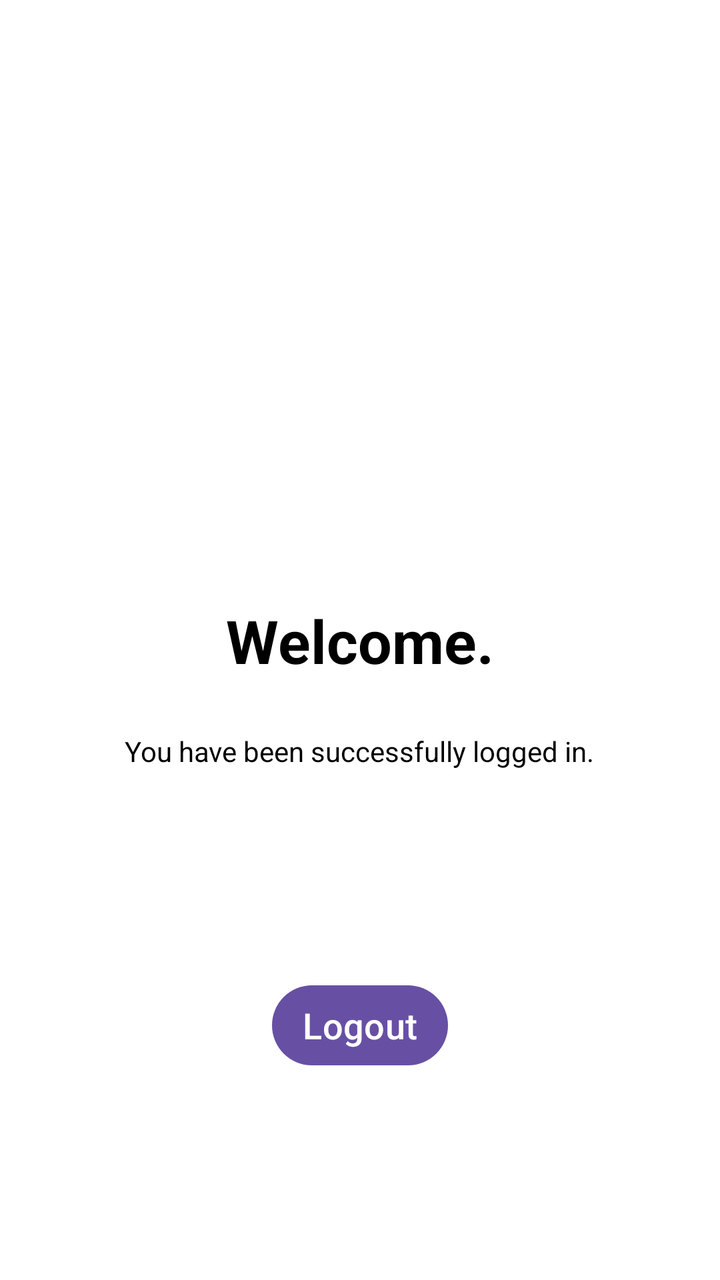
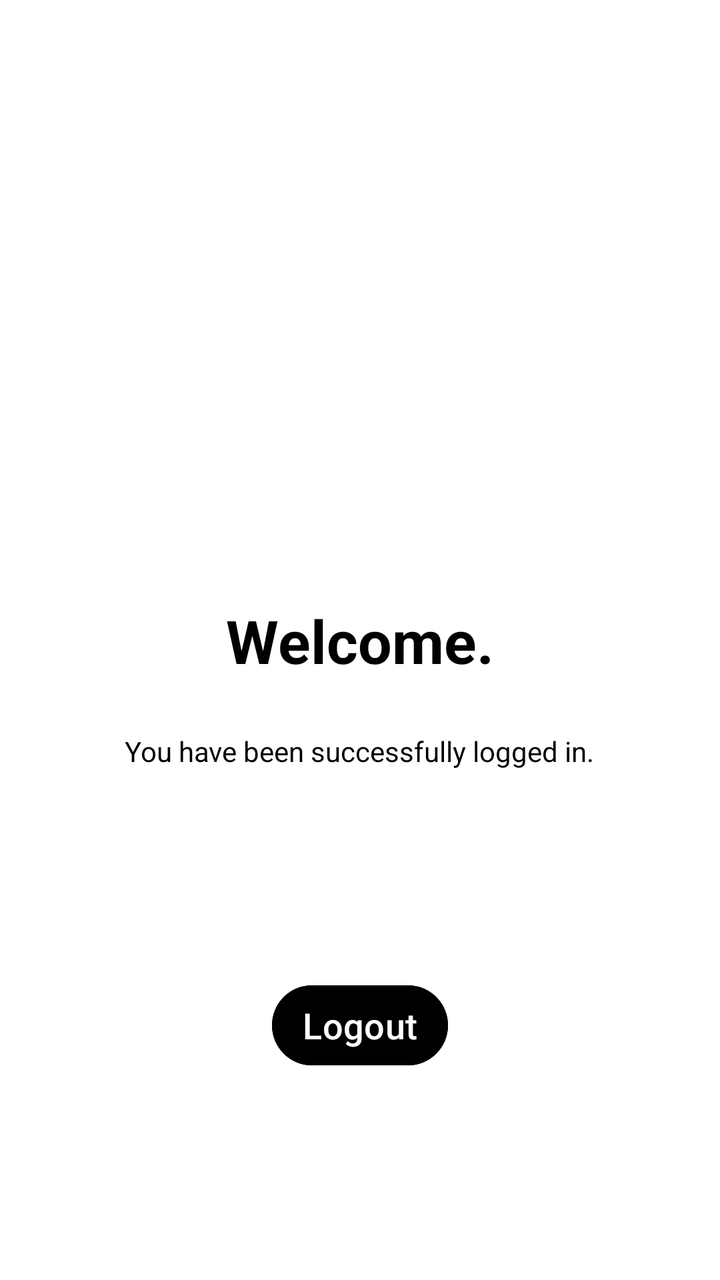

Screens rendered from an Android XML layout before and after an edit, with the pre-edit source and the edit as a unified diff.
<!-- AndroidManifest.xml: application theme Theme.FirebaseAuthenticationPractice -->
<!-- res/layout/activity_main.xml -->
<?xml version="1.0" encoding="utf-8"?>
<androidx.constraintlayout.widget.ConstraintLayout xmlns:android="http://schemas.android.com/apk/res/android"
    xmlns:app="http://schemas.android.com/apk/res-auto"
    xmlns:tools="http://schemas.android.com/tools"
    android:id="@+id/main"
    android:layout_width="match_parent"
    android:layout_height="match_parent"
    android:background="@color/white"
    tools:context=".MainActivity">


    <TextView
        android:id="@+id/textView4"
        android:layout_width="wrap_content"
        android:layout_height="wrap_content"
        android:text="Welcome."
        android:textSize="30dp"
        android:textColor="@color/black"
        android:textStyle="bold"
        app:layout_constraintBottom_toBottomOf="parent"
        app:layout_constraintEnd_toEndOf="parent"
        app:layout_constraintStart_toStartOf="parent"
        app:layout_constraintTop_toTopOf="parent" />

    <TextView
        android:id="@+id/textView5"
        android:layout_width="wrap_content"
        android:layout_height="wrap_content"
        android:text="You have been successfully logged in."
        android:textSize="14dp"
        android:textColor="@color/black"
        app:layout_constraintBottom_toBottomOf="parent"
        app:layout_constraintEnd_toEndOf="parent"
        app:layout_constraintHorizontal_bias="0.498"
        app:layout_constraintStart_toStartOf="parent"
        app:layout_constraintTop_toBottomOf="@+id/textView4"
        app:layout_constraintVertical_bias="0.091" />

    <Button
        android:id="@+id/btnLogout"
        android:layout_width="wrap_content"
        android:layout_height="wrap_content"
        android:text="Logout"
        android:textColor="@color/white"
        android:textSize="18dp"
        android:padding="5dp"
        app:layout_constraintBottom_toBottomOf="parent"
        app:layout_constraintEnd_toEndOf="parent"
        app:layout_constraintStart_toStartOf="parent"
        app:layout_constraintTop_toBottomOf="@+id/textView5" />
</androidx.constraintlayout.widget.ConstraintLayout>
<!-- resources referenced by this layout -->
<resources>
  <color name="black">#FF000000</color>
  <color name="white">#FFFFFFFF</color>
  <style name="Theme.FirebaseAuthenticationPractice" parent="Base.Theme.FirebaseAuthenticationPractice" />
  <style name="Base.Theme.FirebaseAuthenticationPractice" parent="Theme.Material3.DayNight.NoActionBar">
          
          
      </style>
</resources>

<!-- the commit's change to res/layout/activity_main.xml (unified diff, before → after) -->
@@ -43,6 +43,7 @@
         android:text="Logout"
         android:textColor="@color/white"
         android:textSize="18dp"
+        android:backgroundTint="@color/black"
         android:padding="5dp"
         app:layout_constraintBottom_toBottomOf="parent"
         app:layout_constraintEnd_toEndOf="parent"
